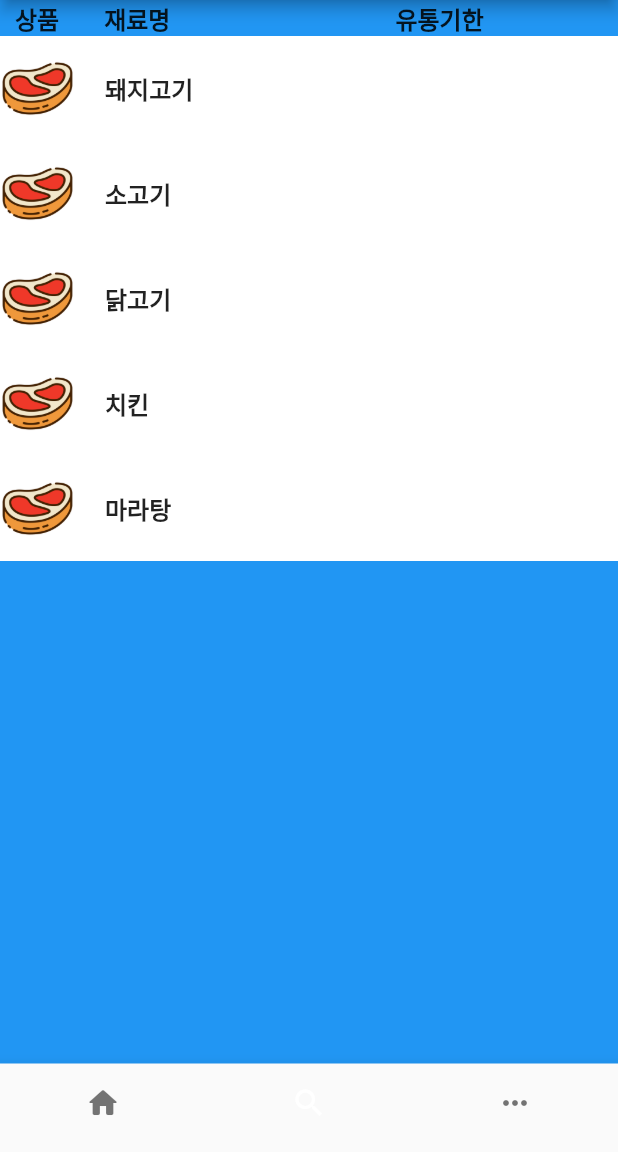
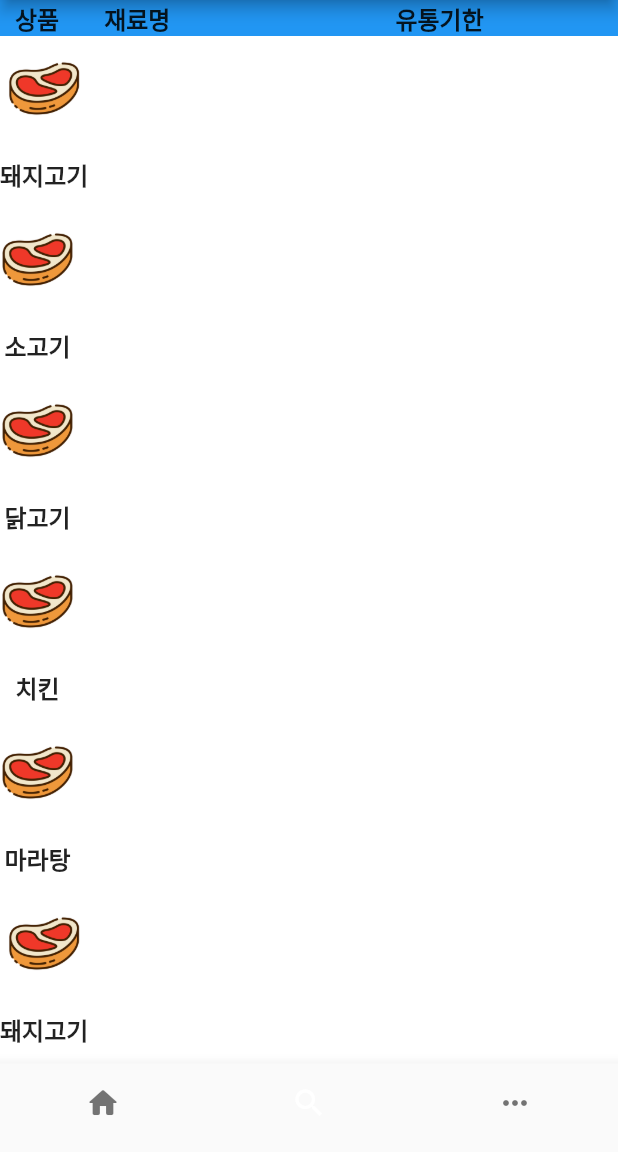
Before and after one commit to minddong2/FoodSaver, a Flutter app: the screen it shows after launch, item 2 of the bottom bar chosen, on a phone screen of 412 x 824 dp, the part 84-1236 px from its top. Run offline on Flutter 3.47's test engine with Material 2 defaults, Android fonts, the light colour scheme and no system bars; our stand-ins replace google_fonts, reorderable_grid_view, velocity_x; missing offline and left inert: hawk_fab_menu, popup_card.

Commit message:
FAB-직접입력 팝업창

```diff
--- a/lib/main.dart
+++ b/lib/main.dart
@@ -1,5 +1,5 @@
 import 'package:flutter/material.dart';
-import 'package:refri_project/screens/home/home_list_screen.dart';
+import 'package:refri_project/screens/home/list/home_list_screen.dart';
 import 'package:refri_project/style/theme.dart';
 
 // 깃 업로드 테스트
--- a/lib/screens/home/f_my_food_list.dart
+++ /dev/null
@@ -1,30 +0,0 @@
-import 'package:flutter/material.dart';
-import 'package:refri_project/common/widget/w_empty_expanded.dart';
-import 'package:refri_project/common/widget/w_height_and_width.dart';
-import 'package:refri_project/screens/home/home_selected_list.dart';
-import 'package:velocity_x/velocity_x.dart';
-
-class MyFoodListFragment extends StatelessWidget {
-  const MyFoodListFragment({super.key});
-
-  @override
-  Widget build(BuildContext context) {
-    return Column(
-      children: [getMyFoodList(context)],
-    );
-  }
-
-  Widget getMyFoodList(BuildContext context) => Column(
-        children: [
-          Row(children: [
-            width10,
-            '상품'.text.size(16).bold.make(),
-            width30,
-            '재료명'.text.size(16).bold.make(),
-            width150,
-            '유통기한'.text.size(16).bold.make(),
-          ]),
-          const HomeSelectedList(),
-        ],
-      );
-}
--- a/lib/screens/home/home_list_screen.dart
+++ /dev/null
@@ -1,97 +0,0 @@
-import 'package:flutter/cupertino.dart';
-import 'package:flutter/material.dart';
-import 'package:google_fonts/google_fonts.dart';
-import 'package:refri_project/screens/home/f_my_food_list.dart';
-import 'package:refri_project/screens/home/home_selected_icon.dart';
-import 'package:refri_project/screens/home/home_selected_list.dart';
-import 'package:refri_project/screens/setting/setting_screen.dart';
-import 'package:refri_project/screens/tab/fab/fab.dart';
-
-
-class HomeListScreen extends StatefulWidget {
-  @override
-  _HomeListScreenState createState() => _HomeListScreenState();
-}
-
-class _HomeListScreenState extends State<HomeListScreen> {
-  int _selectedBottomNavigationIndex = 0;
-
-  final List<_BottomNavigationItem> _bottomNavigationItems = [
-    _BottomNavigationItem(
-      label: '홈',
-      iconData: Icons.home_rounded,
-      widgetBuilder: (context) => HomeSelectedIcon(),
-    ),
-    _BottomNavigationItem(
-      label: '리스트',
-      iconData: Icons.search,
-      widgetBuilder: (context) => const MyFoodListFragment(),
-    ),
-    _BottomNavigationItem(
-      label: '설정',
-      iconData: Icons.more_horiz,
-      widgetBuilder: (context) => SettingScreen(),
-    ),
-  ];
-
-  @override
-  Widget build(BuildContext context) => Scaffold(
-    backgroundColor: Colors.blue,
-    appBar: AppBar(
-      title: Text('Food Save',
-          style: GoogleFonts.exo2(
-              color: Colors.white, fontSize: 28) //textTheme.titleLarge,
-      ),
-      centerTitle: true,
-      backgroundColor: const Color.fromRGBO(48, 62, 78, 1),
-      actions: [
-        IconButton(
-          icon: const Icon(
-            CupertinoIcons.person_crop_circle,
-            size: 38,
-          ),
-          onPressed: () {
-            print('tab profile');
-          },
-        ),
-      ],
-    ),
-    resizeToAvoidBottomInset: false,
-    bottomNavigationBar: BottomNavigationBar(
-      currentIndex: _selectedBottomNavigationIndex,
-      type: BottomNavigationBarType.fixed,
-      items: _bottomNavigationItems
-          .map(
-            (item) => BottomNavigationBarItem(
-          icon: Icon(item.iconData),
-          label: item.label,
-        ),
-      )
-          .toList(),
-      onTap: (newIndex) => setState(
-            () => _selectedBottomNavigationIndex = newIndex,
-      ),
-    ),
-    body: IndexedStack(
-      index: _selectedBottomNavigationIndex,
-      children: _bottomNavigationItems
-          .map(
-            (item) => item.widgetBuilder(context),
-      )
-          .toList(),
-    ),
-    floatingActionButton: FabMenu(),
-  );
-}
-
-class _BottomNavigationItem {
-  const _BottomNavigationItem({
-    required this.label,
-    required this.iconData,
-    required this.widgetBuilder,
-  });
-
-  final String label;
-  final IconData iconData;
-  final WidgetBuilder widgetBuilder;
-}
--- /dev/null
+++ b/lib/screens/home/list/f_my_food_list.dart
@@ -0,0 +1,30 @@
+import 'package:flutter/material.dart';
+import 'package:refri_project/common/widget/w_empty_expanded.dart';
+import 'package:refri_project/common/widget/w_height_and_width.dart';
+import 'package:refri_project/screens/home/list/home_selected_list.dart';
+import 'package:velocity_x/velocity_x.dart';
+
+class MyFoodListFragment extends StatelessWidget {
+  const MyFoodListFragment({super.key});
+
+  @override
+  Widget build(BuildContext context) {
+    return Column(
+      children: [getMyFoodList(context)],
+    );
+  }
+
+  Widget getMyFoodList(BuildContext context) => Column(
+        children: [
+          Row(children: [
+            width10,
+            '상품'.text.size(16).bold.make(),
+            width30,
+            '재료명'.text.size(16).bold.make(),
+            width150,
+            '유통기한'.text.size(16).bold.make(),
+          ]),
+          const HomeSelectedList(),
+        ],
+      );
+}
--- /dev/null
+++ b/lib/screens/home/list/home_list_screen.dart
@@ -0,0 +1,97 @@
+import 'package:flutter/cupertino.dart';
+import 'package:flutter/material.dart';
+import 'package:google_fonts/google_fonts.dart';
+import 'package:refri_project/screens/home/list/f_my_food_list.dart';
+import 'package:refri_project/screens/home/icon/home_selected_icon.dart';
+import 'package:refri_project/screens/home/list/home_selected_list.dart';
+import 'package:refri_project/screens/setting/setting_screen.dart';
+import 'package:refri_project/screens/tab/fab/fab.dart';
+
+
+class HomeListScreen extends StatefulWidget {
+  @override
+  _HomeListScreenState createState() => _HomeListScreenState();
+}
+
+class _HomeListScreenState extends State<HomeListScreen> {
+  int _selectedBottomNavigationIndex = 0;
+
+  final List<_BottomNavigationItem> _bottomNavigationItems = [
+    _BottomNavigationItem(
+      label: '홈',
+      iconData: Icons.home_rounded,
+      widgetBuilder: (context) => HomeSelectedIcon(),
+    ),
+    _BottomNavigationItem(
+      label: '리스트',
+      iconData: Icons.search,
+      widgetBuilder: (context) => const MyFoodListFragment(),
+    ),
+    _BottomNavigationItem(
+      label: '설정',
+      iconData: Icons.more_horiz,
+      widgetBuilder: (context) => SettingScreen(),
+    ),
+  ];
+
+  @override
+  Widget build(BuildContext context) => Scaffold(
+    backgroundColor: Colors.blue,
+    appBar: AppBar(
+      title: Text('Food Save',
+          style: GoogleFonts.exo2(
+              color: Colors.white, fontSize: 28) //textTheme.titleLarge,
+      ),
+      centerTitle: true,
+      backgroundColor: const Color.fromRGBO(48, 62, 78, 1),
+      actions: [
+        IconButton(
+          icon: const Icon(
+            CupertinoIcons.person_crop_circle,
+            size: 38,
+          ),
+          onPressed: () {
+            print('tab profile');
+          },
+        ),
+      ],
+    ),
+    resizeToAvoidBottomInset: false,
+    bottomNavigationBar: BottomNavigationBar(
+      currentIndex: _selectedBottomNavigationIndex,
+      type: BottomNavigationBarType.fixed,
+      items: _bottomNavigationItems
+          .map(
+            (item) => BottomNavigationBarItem(
+          icon: Icon(item.iconData),
+          label: item.label,
+        ),
+      )
+          .toList(),
+      onTap: (newIndex) => setState(
+            () => _selectedBottomNavigationIndex = newIndex,
+      ),
+    ),
+    body: IndexedStack(
+      index: _selectedBottomNavigationIndex,
+      children: _bottomNavigationItems
+          .map(
+            (item) => item.widgetBuilder(context),
+      )
+          .toList(),
+    ),
+    floatingActionButton: FabMenu(),
+  );
+}
+
+class _BottomNavigationItem {
+  const _BottomNavigationItem({
+    required this.label,
+    required this.iconData,
+    required this.widgetBuilder,
+  });
+
+  final String label;
+  final IconData iconData;
+  final WidgetBuilder widgetBuilder;
+}
--- a/lib/screens/tab/fab/fab.dart
+++ b/lib/screens/tab/fab/fab.dart
@@ -35,7 +35,7 @@ class FabMenu extends StatelessWidget {
               },
             );
           },
-          icon: const Icon(Icons.home),
+          icon: const Icon(Icons.edit_note),
           color: Colors.red,
           labelColor: Colors.blue,
         ),
@@ -47,7 +47,7 @@ class FabMenu extends StatelessWidget {
               const SnackBar(content: Text('Menu 2 selected')),
             );
           },
-          icon: const Icon(Icons.comment),
+          icon: const Icon(Icons.receipt),
           labelColor: Colors.white,
           labelBackgroundColor: Colors.blue,
         ),
@@ -59,7 +59,7 @@ class FabMenu extends StatelessWidget {
               const SnackBar(content: Text('Menu 3 selected')),
             );
           },
-          icon: const Icon(Icons.add_a_photo),
+          icon: const Icon(Icons.document_scanner),
         ),
       ],
       body: Container(),
--- a/lib/screens/tab/food_list.dart
+++ b/lib/screens/tab/food_list.dart
@@ -27,4 +27,29 @@ List<FoodSummary> foodLists = [
       mainCategory: '육류4',
       middleCategory: '마라탕',
       foodName: '마라탕'),
+  FoodSummary(
+      foodImagePath: '$basePath/food/meat.png',
+      mainCategory: '육류',
+      middleCategory: '돼지고기',
+      foodName: '돼지고기'),
+  FoodSummary(
+      foodImagePath: '$basePath/food/meat.png',
+      mainCategory: '육류1',
+      middleCategory: '소고기',
+      foodName: '소고기'),
+  FoodSummary(
+      foodImagePath: '$basePath/food/meat.png',
+      mainCategory: '육류2',
+      middleCategory: '닭고기',
+      foodName: '닭고기'),
+  FoodSummary(
+      foodImagePath: '$basePath/food/meat.png',
+      mainCategory: '육류3',
+      middleCategory: '치킨',
+      foodName: '치킨'),
+  FoodSummary(
+      foodImagePath: '$basePath/food/meat.png',
+      mainCategory: '육류4',
+      middleCategory: '마라탕',
+      foodName: '마라탕'),
 ];
--- a/lib/screens/tab/w_selected_list_item.dart
+++ b/lib/screens/tab/w_selected_list_item.dart
@@ -6,6 +6,7 @@ import 'package:velocity_x/velocity_x.dart';
 
 class SelectedListItem extends StatelessWidget {
   final FoodSummary foodSummary;
+
   const SelectedListItem(this.foodSummary, {super.key});
 
   @override
@@ -15,11 +16,15 @@ class SelectedListItem extends StatelessWidget {
       padding: const EdgeInsets.symmetric(vertical: 10),
       child: Row(
         children: [
-          Image.asset(foodSummary.foodImagePath, width: 50),
-          width20,
-          (foodSummary.foodName).text.size(16).bold.make(),
-          emptyExpanded,
+          Column(
+            children: [
+              Image.asset(foodSummary.foodImagePath, width: 50),
+              height20,
+              (foodSummary.foodName).text.size(16).bold.make(),
+            ],
+          )
         ],
-      ),);
+      ),
+    );
   }
 }
```
Also changed, not shown: lib/screens/tab/fab/fab_popup_body.dart (+5 -21 lines), lib/screens/tab/fab/home_unselected_Icon.dart (added, +17 -0 lines), lib/screens/tab/fab/w_unselected_food_icon.dart (added, +22 -0 lines), lib/screens/tab/fab/w_unselected_icon_item.dart (added, +26 -0 lines), lib/screens/home/icon/home_selected_icon.dart (renamed from lib/screens/home/home_selected_icon.dart), lib/screens/home/list/home_selected_list.dart (renamed from lib/screens/home/home_selected_list.dart), 4 other files.
